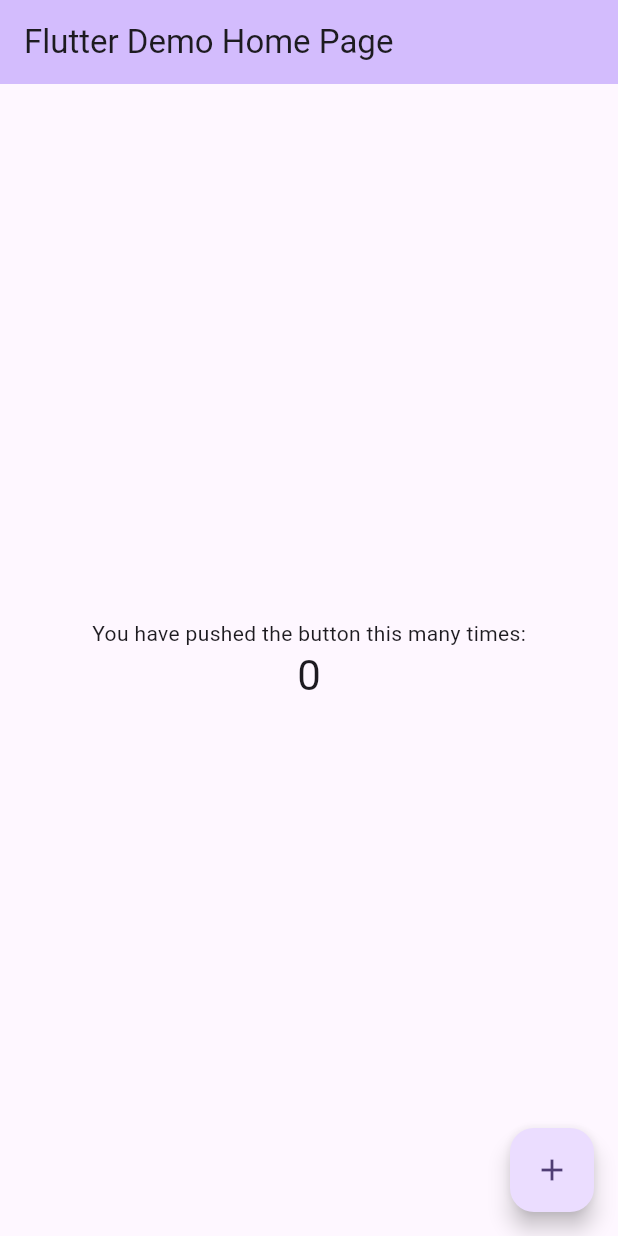
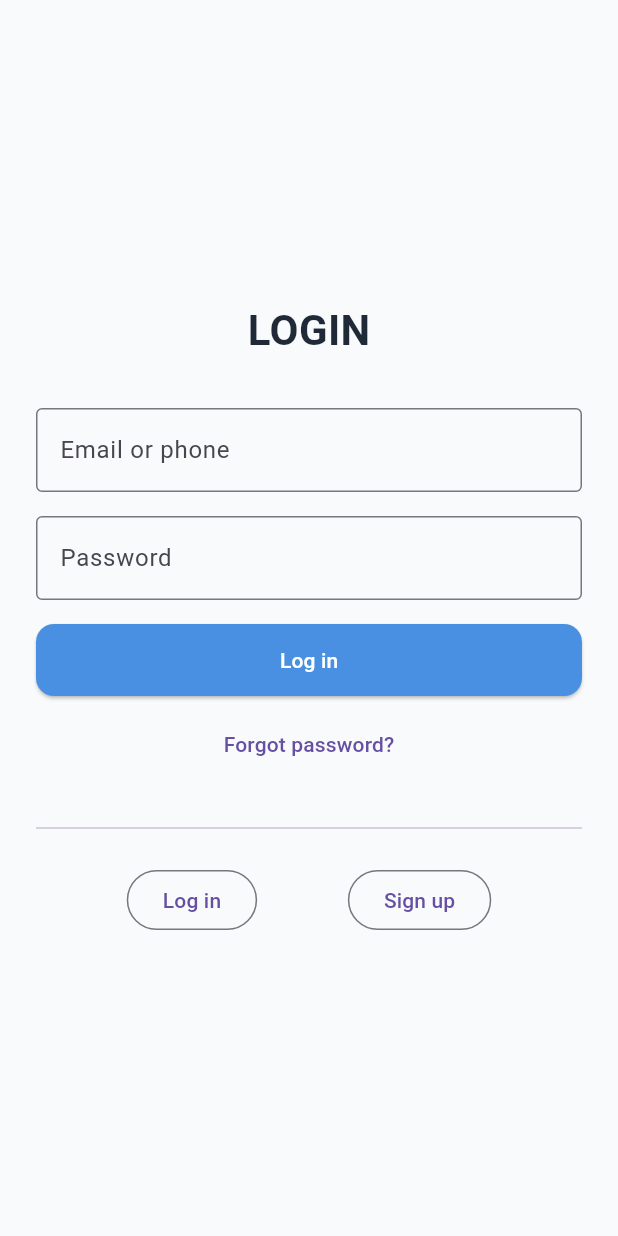
Before and after one commit to VaibhavJadhav-27/Splitify, a Flutter app: the screen it shows after launch, on a phone screen of 412 x 824 dp. Run offline on Flutter 3.47's test engine with Material 3 defaults, Android fonts, the phone set to English and light mode, and no system bars.

Commit message:
added basic wireframe for flutter

```diff
--- /dev/null
+++ b/splitify_app/lib/constants/app_colors.dart
@@ -0,0 +1,11 @@
+import 'package:flutter/material.dart';
+
+class AppColors {
+  static const Color primary = Color(0xFF4A90E2);
+  static const Color accent = Color(0xFF50E3C2);
+  static const Color background = Color(0xFFF9FAFB);
+  static const Color card = Colors.white;
+  static const Color textPrimary = Color(0xFF1F2937);
+  static const Color textSecondary = Color(0xFF6B7280);
+  static const Color error = Color(0xFFE74C3C);
+}
--- /dev/null
+++ b/splitify_app/lib/constants/app_theme.dart
@@ -0,0 +1,33 @@
+import 'package:flutter/material.dart';
+import '../constants/app_colors.dart';
+
+class AppTheme {
+  static ThemeData lightTheme = ThemeData(
+    primaryColor: AppColors.primary,
+    scaffoldBackgroundColor: AppColors.background,
+    cardColor: AppColors.card,
+    fontFamily: 'Roboto',
+    textTheme: const TextTheme(
+      bodyMedium: TextStyle(color: AppColors.textPrimary),
+      bodySmall: TextStyle(color: AppColors.textSecondary),
+      titleLarge: TextStyle(fontWeight: FontWeight.bold),
+    ),
+    elevatedButtonTheme: ElevatedButtonThemeData(
+      style: ElevatedButton.styleFrom(
+        backgroundColor: AppColors.primary,
+        foregroundColor: Colors.white,
+        shape: RoundedRectangleBorder(borderRadius: BorderRadius.circular(12)),
+      ),
+    ),
+    appBarTheme: const AppBarTheme(
+      backgroundColor: AppColors.primary,
+      foregroundColor: Colors.white,
+    ),
+    inputDecorationTheme: InputDecorationTheme(
+      border: const OutlineInputBorder(),
+      focusedBorder: OutlineInputBorder(
+        borderSide: BorderSide(color: AppColors.primary),
+      ),
+    ),
+  );
+}
--- /dev/null
+++ b/splitify_app/lib/constants/colors.dart
@@ -0,0 +1,10 @@
+import 'package:flutter/material.dart';
+
+class AppColors {
+  //static const Color primary = Colors.teal;
+  static const Color accent = Colors.orange;
+  static const primary = Colors.black;
+  static const secondary = Colors.grey;
+  static const background = Colors.white;
+  static const card = Color(0xFFF5F5F5);
+}
--- a/splitify_app/lib/main.dart
+++ b/splitify_app/lib/main.dart
@@ -1,122 +1,21 @@
 import 'package:flutter/material.dart';
+import 'package:splitify_app/constants/app_theme.dart';
+import 'screens/login_screen.dart';
 
 void main() {
-  runApp(const MyApp());
+  runApp(const SplitifyApp());
 }
 
-class MyApp extends StatelessWidget {
-  const MyApp({super.key});
+class SplitifyApp extends StatelessWidget {
+  const SplitifyApp({super.key});
 
   // This widget is the root of your application.
   @override
   Widget build(BuildContext context) {
     return MaterialApp(
-      title: 'Flutter Demo',
-      theme: ThemeData(
-        // This is the theme of your application.
-        //
-        // TRY THIS: Try running your application with "flutter run". You'll see
-        // the application has a purple toolbar. Then, without quitting the app,
-        // try changing the seedColor in the colorScheme below to Colors.green
-        // and then invoke "hot reload" (save your changes or press the "hot
-        // reload" button in a Flutter-supported IDE, or press "r" if you used
-        // the command line to start the app).
-        //
-        // Notice that the counter didn't reset back to zero; the application
-        // state is not lost during the reload. To reset the state, use hot
-        // restart instead.
-        //
-        // This works for code too, not just values: Most code changes can be
-        // tested with just a hot reload.
-        colorScheme: ColorScheme.fromSeed(seedColor: Colors.deepPurple),
-      ),
-      home: const MyHomePage(title: 'Flutter Demo Home Page'),
+      title: 'Splitify',
+      theme: AppTheme.lightTheme,
+      home: const LoginScreen(),
     );
   }
 }
-
-class MyHomePage extends StatefulWidget {
-  const MyHomePage({super.key, required this.title});
-
-  // This widget is the home page of your application. It is stateful, meaning
-  // that it has a State object (defined below) that contains fields that affect
-  // how it looks.
-
-  // This class is the configuration for the state. It holds the values (in this
-  // case the title) provided by the parent (in this case the App widget) and
-  // used by the build method of the State. Fields in a Widget subclass are
-  // always marked "final".
-
-  final String title;
-
-  @override
-  State<MyHomePage> createState() => _MyHomePageState();
-}
-
-class _MyHomePageState extends State<MyHomePage> {
-  int _counter = 0;
-
-  void _incrementCounter() {
-    setState(() {
-      // This call to setState tells the Flutter framework that something has
-      // changed in this State, which causes it to rerun the build method below
-      // so that the display can reflect the updated values. If we changed
-      // _counter without calling setState(), then the build method would not be
-      // called again, and so nothing would appear to happen.
-      _counter++;
-    });
-  }
-
-  @override
-  Widget build(BuildContext context) {
-    // This method is rerun every time setState is called, for instance as done
-    // by the _incrementCounter method above.
-    //
-    // The Flutter framework has been optimized to make rerunning build methods
-    // fast, so that you can just rebuild anything that needs updating rather
-    // than having to individually change instances of widgets.
-    return Scaffold(
-      appBar: AppBar(
-        // TRY THIS: Try changing the color here to a specific color (to
-        // Colors.amber, perhaps?) and trigger a hot reload to see the AppBar
-        // change color while the other colors stay the same.
-        backgroundColor: Theme.of(context).colorScheme.inversePrimary,
-        // Here we take the value from the MyHomePage object that was created by
-        // the App.build method, and use it to set our appbar title.
-        title: Text(widget.title),
-      ),
-      body: Center(
-        // Center is a layout widget. It takes a single child and positions it
-        // in the middle of the parent.
-        child: Column(
-          // Column is also a layout widget. It takes a list of children and
-          // arranges them vertically. By default, it sizes itself to fit its
-          // children horizontally, and tries to be as tall as its parent.
-          //
-          // Column has various properties to control how it sizes itself and
-          // how it positions its children. Here we use mainAxisAlignment to
-          // center the children vertically; the main axis here is the vertical
-          // axis because Columns are vertical (the cross axis would be
-          // horizontal).
-          //
-          // TRY THIS: Invoke "debug painting" (choose the "Toggle Debug Paint"
-          // action in the IDE, or press "p" in the console), to see the
-          // wireframe for each widget.
-          mainAxisAlignment: MainAxisAlignment.center,
-          children: <Widget>[
-            const Text('You have pushed the button this many times:'),
-            Text(
-              '$_counter',
-              style: Theme.of(context).textTheme.headlineMedium,
-            ),
-          ],
-        ),
-      ),
-      floatingActionButton: FloatingActionButton(
-        onPressed: _incrementCounter,
-        tooltip: 'Increment',
-        child: const Icon(Icons.add),
-      ), // This trailing comma makes auto-formatting nicer for build methods.
-    );
-  }
-}
--- /dev/null
+++ b/splitify_app/lib/screens/login_screen.dart
@@ -0,0 +1,76 @@
+import 'package:flutter/material.dart';
+import 'package:splitify_app/screens/home_screen.dart';
+
+class LoginScreen extends StatelessWidget {
+  const LoginScreen({super.key});
+
+  @override
+  Widget build(BuildContext context) {
+    return Scaffold(
+      body: Padding(
+        padding: const EdgeInsets.symmetric(horizontal: 24.0),
+        child: Center(
+          child: SingleChildScrollView(
+            child: Column(
+              children: [
+                const Text(
+                  'LOGIN',
+                  style: TextStyle(fontSize: 28, fontWeight: FontWeight.bold),
+                ),
+                const SizedBox(height: 32),
+                const TextField(
+                  decoration: InputDecoration(
+                    labelText: 'Email or phone',
+                    border: OutlineInputBorder(),
+                  ),
+                ),
+                const SizedBox(height: 16),
+                const TextField(
+                  obscureText: true,
+                  decoration: InputDecoration(
+                    labelText: 'Password',
+                    border: OutlineInputBorder(),
+                  ),
+                ),
+                const SizedBox(height: 16),
+                ElevatedButton(
+                  onPressed: () {
+                    Navigator.pushReplacement(
+                      context,
+                      MaterialPageRoute(builder: (_) => HomeScreen()),
+                    );
+                  },
+                  style: ElevatedButton.styleFrom(
+                    minimumSize: const Size(double.infinity, 48),
+                  ),
+                  child: const Text('Log in'),
+                ),
+                const SizedBox(height: 8),
+                TextButton(
+                  onPressed: () {},
+                  child: const Text('Forgot password?'),
+                ),
+                const SizedBox(height: 24),
+                const Divider(),
+                const SizedBox(height: 16),
+                Row(
+                  mainAxisAlignment: MainAxisAlignment.spaceEvenly,
+                  children: [
+                    OutlinedButton(
+                      onPressed: () {},
+                      child: const Text('Log in'),
+                    ),
+                    OutlinedButton(
+                      onPressed: () {},
+                      child: const Text('Sign up'),
+                    ),
+                  ],
+                ),
+              ],
+            ),
+          ),
+        ),
+      ),
+    );
+  }
+}
```
Also changed, not shown: splitify_app/lib/constants/app_text_styles.dart (added, +20 -0 lines), splitify_app/lib/screens/add_expense_screen.dart (added, +140 -0 lines), splitify_app/lib/screens/dashboard_screen.dart (added, +46 -0 lines), splitify_app/lib/screens/groups_screen.dart (added, +76 -0 lines), splitify_app/lib/screens/home_screen.dart (added, +51 -0 lines), splitify_app/lib/screens/settle_up_screen.dart (added, +91 -0 lines), 1 other file.
